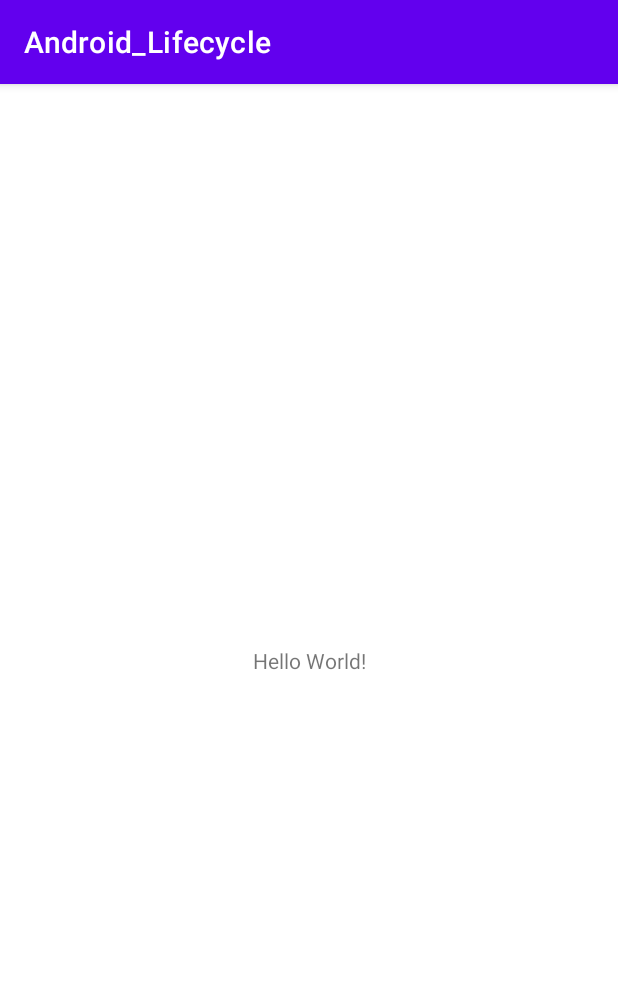
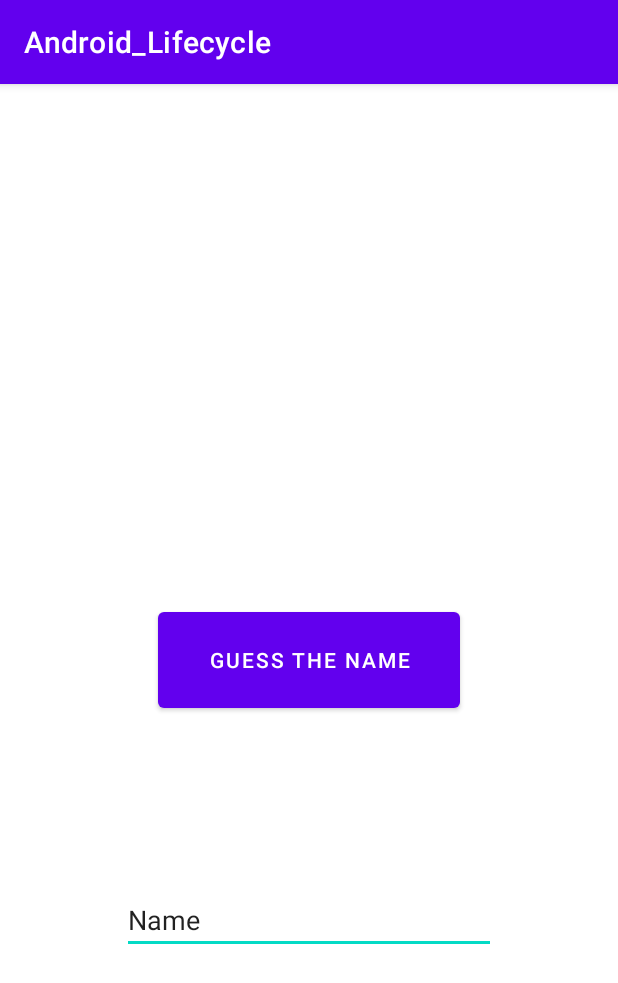
Before and after one commit to Pritom300/Android_Lifecycle, an Android app: the screen it shows after launch (MainActivity), on a phone screen of 412 x 824 dp. Shown: the top 983 px of the screen. Run offline under Robolectric (Android 15) with nearby library versions, the phone set to English and light mode, and no system bars.

Commit message:
Main Activity to another activiy by button click

```diff
--- a/app/src/main/AndroidManifest.xml
+++ b/app/src/main/AndroidManifest.xml
@@ -10,6 +10,9 @@
         android:supportsRtl="true"
         android:theme="@style/Theme.Android_Lifecycle">
         <activity
+            android:name=".ShowGuess"
+            android:exported="true" />
+        <activity
             android:name=".MainActivity"
             android:exported="true">
             <intent-filter>
--- a/app/src/main/java/com/example/android_lifecycle/MainActivity.java
+++ b/app/src/main/java/com/example/android_lifecycle/MainActivity.java
@@ -3,23 +3,36 @@ package com.example.android_lifecycle;
 import androidx.appcompat.app.AppCompatActivity;
 
 import android.app.Activity;
+import android.content.Intent;
 import android.os.Bundle;
 import android.util.Log;
+import android.view.View;
+import android.widget.Button;
 import android.widget.Toast;
 
 public class MainActivity extends AppCompatActivity {
 
-
+   private Button showGuess;
 
 
     @Override
     protected void onCreate(Bundle savedInstanceState) {
         super.onCreate(savedInstanceState);
         setContentView(R.layout.activity_main);
+
+        showGuess = findViewById(R.id.guess_button);
+
+        showGuess.setOnClickListener(new View.OnClickListener() {
+            @Override
+            public void onClick(View view) {
+                Intent intent = new Intent(MainActivity.this,ShowGuess.class); //show guess class just says,ok give me the class and then i will deal with everything else that need to be
+                startActivity(intent); //we pass the intent there
+            }
+        });
     }
 
 
-
+/*
     @Override
     protected void onStart() {
         super.onStart();
@@ -55,6 +68,6 @@ public class MainActivity extends AppCompatActivity {
         super.onDestroy();
         Log.d("Cycle","onDestroy");
         Toast.makeText(MainActivity.this,"onDestroy() Called",Toast.LENGTH_SHORT).show();
-    }
+    }*/
 
 }
--- a/app/src/main/res/layout/activity_main.xml
+++ b/app/src/main/res/layout/activity_main.xml
@@ -6,13 +6,29 @@
     android:layout_height="match_parent"
     tools:context=".MainActivity">
 
-    <TextView
-        android:layout_width="wrap_content"
-        android:layout_height="wrap_content"
-        android:text="Hello World!"
+    <Button
+        android:id="@+id/guess_button"
+        android:layout_width="201dp"
+        android:layout_height="76dp"
+        android:text="Guess The Name"
         app:layout_constraintBottom_toBottomOf="parent"
-        app:layout_constraintLeft_toLeftOf="parent"
-        app:layout_constraintRight_toRightOf="parent"
-        app:layout_constraintTop_toTopOf="parent" />
+        app:layout_constraintEnd_toEndOf="parent"
+        app:layout_constraintStart_toStartOf="parent"
+        app:layout_constraintTop_toTopOf="parent"
+        tools:text="Guess The Name" />
 
+    <EditText
+        android:id="@+id/editTextTextPersonName"
+        android:layout_width="249dp"
+        android:layout_height="45dp"
+        android:layout_marginBottom="188dp"
+        android:ems="10"
+        android:hint="@string/add_guess"
+        android:inputType="textPersonName"
+        android:text="Name"
+        app:layout_constraintBottom_toBottomOf="parent"
+        app:layout_constraintEnd_toEndOf="parent"
+        app:layout_constraintStart_toStartOf="parent"
+        app:layout_constraintTop_toBottomOf="@+id/button"
+        app:layout_constraintVertical_bias="0.226" />
 </androidx.constraintlayout.widget.ConstraintLayout>
--- a/app/src/main/res/values/strings.xml
+++ b/app/src/main/res/values/strings.xml
@@ -1,3 +1,4 @@
 <resources>
     <string name="app_name">Android_Lifecycle</string>
+    <string name="add_guess">Enter Guess</string>
 </resources>
```
Also changed, not shown: app/src/main/java/com/example/android_lifecycle/ShowGuess.java (added, +14 -0 lines), app/src/main/res/layout/activity_show_guess.xml (added, +20 -0 lines), 1 other file.
